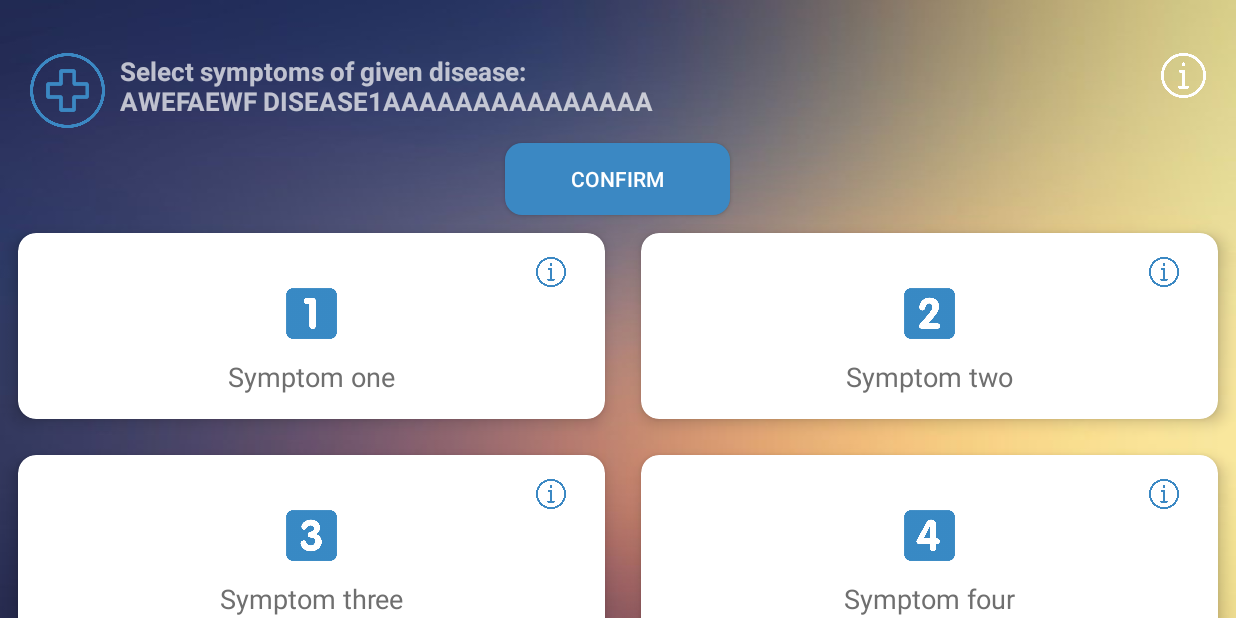
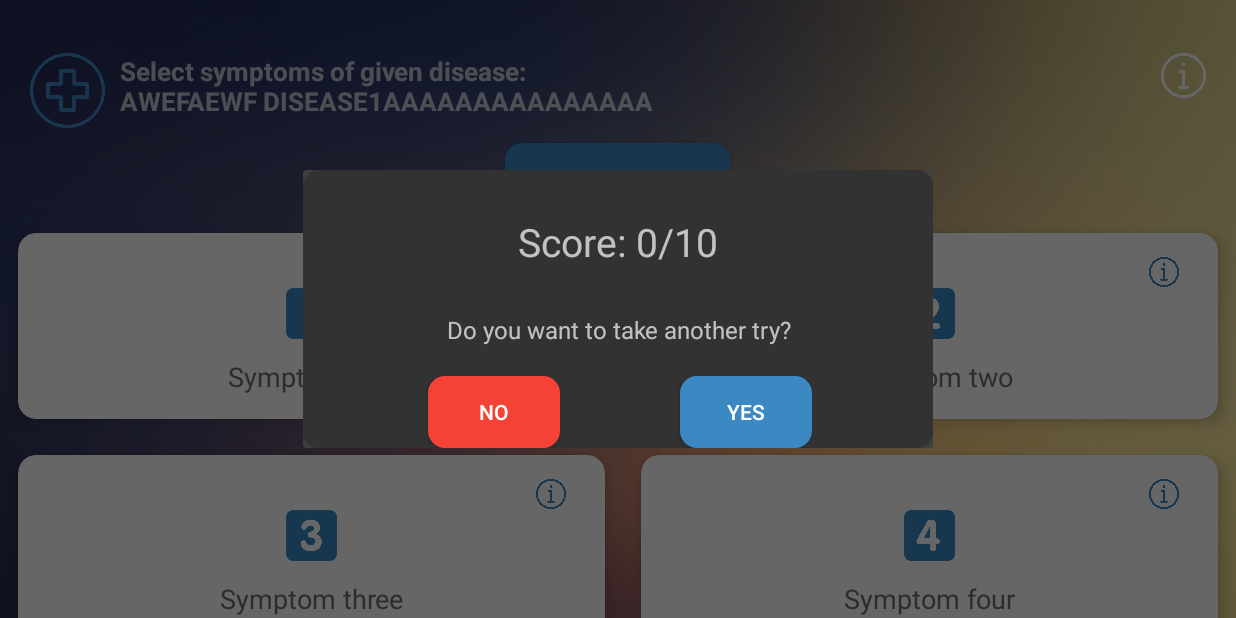
Before and after one commit to MMarciniak103/DiseaseTest, an Android app: the TestActivity screen opened directly, with no data from a screen before it, after a tap on "CONFIRM", on a phone screen of 824 x 412 dp (held sideways). Run offline under Robolectric (Android 15) with nearby library versions, the light colour scheme and no system bars.

Commit message:
Implement QuizResult Dialog

```diff
--- a/app/src/main/java/com/mmarciniak/diseasetest/CustomDialogFragment.kt
+++ b/app/src/main/java/com/mmarciniak/diseasetest/DiseaseInfoDialogFragment.kt
@@ -5,11 +5,10 @@ import android.view.LayoutInflater
 import android.view.View
 import android.view.ViewGroup
 import androidx.fragment.app.DialogFragment
-import kotlinx.android.synthetic.main.activity_test.view.*
 import kotlinx.android.synthetic.main.disease_description_dialog.view.*
 import java.lang.IllegalStateException
 
-class CustomDialogFragment : DialogFragment() {
+class DiseaseInfoDialogFragment : DialogFragment() {
 
     private lateinit var diseaseName: String
     private lateinit var diseaseContent: String
@@ -41,8 +40,8 @@ class CustomDialogFragment : DialogFragment() {
         private const val diseaseNameKey = "diseaseName"
         private const val diseaseContentKey = "diseaseContentKey"
         @JvmStatic
-        fun newInstance(diseaseName: String, diseaseContent: String): CustomDialogFragment =
-            CustomDialogFragment().apply {
+        fun newInstance(diseaseName: String, diseaseContent: String): DiseaseInfoDialogFragment =
+            DiseaseInfoDialogFragment().apply {
                 arguments = Bundle().apply {
                     putString(diseaseNameKey, diseaseName)
                     putString(diseaseContentKey, diseaseContent)
--- /dev/null
+++ b/app/src/main/java/com/mmarciniak/diseasetest/QuizResultDialogFragment.kt
@@ -0,0 +1,67 @@
+package com.mmarciniak.diseasetest
+
+import android.app.Activity
+import android.content.DialogInterface
+import android.os.Bundle
+import android.view.LayoutInflater
+import android.view.View
+import android.view.ViewGroup
+import androidx.fragment.app.DialogFragment
+import kotlinx.android.synthetic.main.quiz_result_dialog.view.*
+
+
+class QuizResultDialogFragment : DialogFragment() {
+
+    private var scoreValue: Int = 0
+    private var closeActivity: Boolean = false
+
+    override fun onCreate(savedInstanceState: Bundle?) {
+        super.onCreate(savedInstanceState)
+        scoreValue = arguments?.getInt(scoreKey) ?: throw IllegalStateException("No args provided")
+    }
+
+    override fun onCreateView(
+        inflater: LayoutInflater,
+        container: ViewGroup?,
+        savedInstanceState: Bundle?
+    ): View? {
+        val rootView: View = inflater.inflate(R.layout.quiz_result_dialog, container, false)
+        val quizStatusText = "Score: $scoreValue/10"
+        rootView.quiz_result_label.text = quizStatusText
+
+        rootView.no_button.setOnClickListener {
+            closeActivity = true
+            dismiss()
+        }
+
+        rootView.no_button.setOnClickListener {
+            closeActivity = false
+            dismiss()
+        }
+
+        return rootView
+    }
+
+    override fun onDismiss(dialog: DialogInterface) {
+        super.onDismiss(dialog)
+        if (closeActivity) {
+            val activity: Activity? = activity
+            if (activity is DialogInterface.OnDismissListener) {
+                (activity as DialogInterface.OnDismissListener).onDismiss(dialog)
+            }
+        }
+    }
+
+
+    companion object {
+        private const val scoreKey = "score"
+
+        @JvmStatic
+        fun newInstance(score: Int): QuizResultDialogFragment =
+            QuizResultDialogFragment().apply {
+                arguments = Bundle().apply {
+                    putInt(scoreKey, score)
+                }
+            }
+    }
+}
--- a/app/src/main/java/com/mmarciniak/diseasetest/TestActivity.kt
+++ b/app/src/main/java/com/mmarciniak/diseasetest/TestActivity.kt
@@ -1,5 +1,6 @@
 package com.mmarciniak.diseasetest
 
+import android.content.DialogInterface
 import android.os.Bundle
 import android.view.View
 import android.widget.LinearLayout
@@ -14,7 +15,7 @@ import java.io.IOException
 import java.util.*
 
 
-class TestActivity : AppCompatActivity() {
+class TestActivity : AppCompatActivity() , DialogInterface.OnDismissListener {
     private val apiManager = DiseaseApiManager()
     private val selectedTiles = mutableListOf<Int>()
     private var trueIds: List<Int> = emptyList()
@@ -111,7 +112,7 @@ class TestActivity : AppCompatActivity() {
     private fun addDiseaseDescriptionHandler(diseaseDescription: String, diseaseName: String) {
         runOnUiThread {
             diseaseDescription_info.setOnClickListener {
-                val dialog = CustomDialogFragment.newInstance(diseaseName, diseaseDescription)
+                val dialog = DiseaseInfoDialogFragment.newInstance(diseaseName, diseaseDescription)
                 dialog.show(supportFragmentManager, "customDialog")
             }
         }
@@ -136,5 +137,11 @@ class TestActivity : AppCompatActivity() {
         println("SELECTED : $selectedTiles")
         println("CORRECT : $correctNums")
 
+        val dialog = QuizResultDialogFragment.newInstance(correctNums)
+        dialog.show(supportFragmentManager, "quizResultDialog")
+    }
+
+    override fun onDismiss(p0: DialogInterface?) {
+        finish()
     }
 }
--- a/app/src/main/res/layout/disease_description_dialog.xml
+++ b/app/src/main/res/layout/disease_description_dialog.xml
@@ -24,6 +24,7 @@
         android:id="@+id/description_content"
         android:layout_width="400dp"
         android:layout_height="wrap_content"
+        android:textAlignment="center"
         android:text="In humans, fungal infections occur when an invading fungus takes over an area of the body and is too much for the immune system to handle. Fungi can live in the air, soil, water, and plants. There are also some fungi that live naturally in the human body. Like many microbes, there are helpful fungi and harmful fungi."
         android:textSize="16sp"
         app:layout_constraintTop_toBottomOf="@+id/description_label"
--- /dev/null
+++ b/app/src/main/res/layout/quiz_result_dialog.xml
@@ -0,0 +1,65 @@
+<?xml version="1.0" encoding="utf-8"?>
+<androidx.constraintlayout.widget.ConstraintLayout xmlns:android="http://schemas.android.com/apk/res/android"
+    xmlns:app="http://schemas.android.com/apk/res-auto"
+    style="@style/AppTheme.RoundedCornerMaterialButton"
+    android:layout_width="match_parent"
+    android:layout_height="match_parent"
+    android:backgroundTint="@android:color/secondary_text_light">
+
+    <TextView
+        android:id="@+id/quiz_result_label"
+        android:layout_width="wrap_content"
+        android:layout_height="wrap_content"
+        android:layout_marginLeft="10dp"
+        android:layout_marginTop="30dp"
+        android:layout_marginRight="10dp"
+        android:text="Score: 6/10"
+        android:textSize="26sp"
+        app:layout_constraintLeft_toLeftOf="parent"
+        app:layout_constraintRight_toRightOf="parent"
+        app:layout_constraintTop_toTopOf="parent" />
+
+    <TextView
+        android:id="@+id/question_tv"
+        android:layout_width="400dp"
+        android:layout_height="wrap_content"
+        android:layout_marginLeft="10dp"
+        android:layout_marginTop="30dp"
+        android:layout_marginRight="10dp"
+        android:text="Do you want to take another try?"
+        android:textAlignment="center"
+        android:textSize="16sp"
+        app:layout_constraintLeft_toLeftOf="parent"
+        app:layout_constraintRight_toRightOf="parent"
+        app:layout_constraintTop_toBottomOf="@+id/quiz_result_label" />
+
+
+    <Button
+        android:id="@+id/no_button"
+        style="@style/AppTheme.RoundedCornerMaterialButton"
+        android:layout_width="wrap_content"
+        android:layout_height="wrap_content"
+        android:layout_marginTop="20dp"
+        android:backgroundTint="#F44336"
+        android:text="No"
+        android:textColor="@android:color/white"
+        app:layout_constraintHorizontal_bias="0.25"
+        app:layout_constraintLeft_toLeftOf="parent"
+        app:layout_constraintRight_toRightOf="parent"
+        app:layout_constraintTop_toBottomOf="@+id/question_tv" />
+
+    <Button
+        android:id="@+id/yes_button"
+        style="@style/AppTheme.RoundedCornerMaterialButton"
+        android:layout_width="wrap_content"
+        android:layout_height="wrap_content"
+        android:layout_marginTop="20dp"
+        android:layout_marginBottom="30dp"
+        android:backgroundTint="#3B88C3"
+        android:text="Yes"
+        android:textColor="@android:color/white"
+        app:layout_constraintLeft_toRightOf="@id/no_button"
+        app:layout_constraintRight_toRightOf="parent"
+        app:layout_constraintTop_toBottomOf="@+id/question_tv" />
+
+</androidx.constraintlayout.widget.ConstraintLayout>
```
